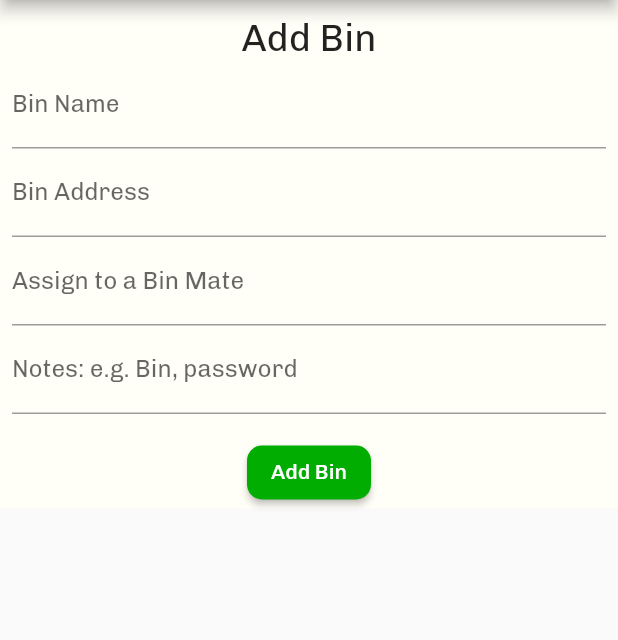
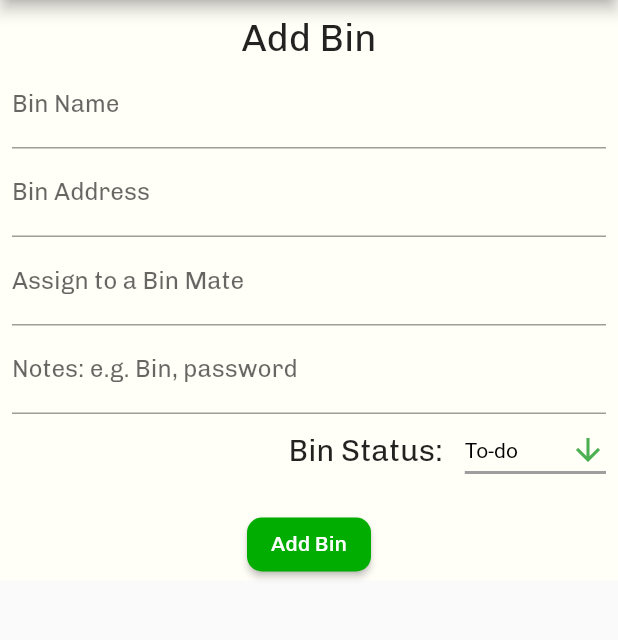
Before and after one commit to Matirix/BinMates, a Flutter app: the AddBinAdmin screen opened by its route, after a tap on "Add Bin", on a phone screen of 412 x 824 dp, the part 90-730 px from its top. Run offline on Flutter 3.47's test engine with Material 2 defaults, Android fonts, the phone set to English and light mode, and no system bars; our stand-ins replace cloud_firestore, firebase_auth, firebase_core, google_maps_flutter; missing offline and left inert: dart:ffi; accounts and stored records are empty; network calls fail.

Commit message:
Finished application

```diff
--- a/lib/addBin.dart
+++ b/lib/addBin.dart
@@ -16,12 +16,18 @@ class AddBinAdmin extends StatefulWidget {
   State<AddBinAdmin> createState() => _AddBinAdminState();
 }
 
+//Drop down menu
+List<String> status = ['To-do', 'In-progress', 'Uploaded', 'Completed'];
+// List<String> status = ['To-x', 'In-', 'x', 'y'];
+
 class _AddBinAdminState extends State<AddBinAdmin> {
   final formKey = GlobalKey<FormState>();
   final _binNameController = TextEditingController();
   final _binAddressController = TextEditingController();
   final _binMateController = TextEditingController();
   final _notesController = TextEditingController();
+
+  String ddValue = status.first;
 
   Future<void> _addBin() async {
     // final isValid = formKey.currentState!.validate();
@@ -32,22 +38,14 @@ class _AddBinAdminState extends State<AddBinAdmin> {
       _binAddressController.text,
     );
 
-    Map<String, dynamic> binInfoMap = {
-      "binName": _binNameController.text,
-      "binAddress": _binAddressController.text,
-      "Lat": latLng!.latitude,
-      "Lng": latLng.longitude,
-      "binMate": _binMateController.text,
-      "notes": _notesController.text,
-    };
-
     MarkerModel binInfo = MarkerModel(
       binName: _binNameController.text,
       binAddress: _binAddressController.text,
-      Lat: latLng.latitude,
+      Lat: latLng!.latitude,
       Lng: latLng.longitude,
       binMate: _binMateController.text,
       notes: _notesController.text,
+      status: ddValue,
     );
 
     try {
@@ -100,6 +98,7 @@ class _AddBinAdminState extends State<AddBinAdmin> {
                         decoration: const InputDecoration(
                           labelText: 'Notes: e.g. Bin, password',
                         )),
+                    statusDropDown(),
                     const SizedBox(
                       height: 15,
                     ),
@@ -120,4 +119,40 @@ class _AddBinAdminState extends State<AddBinAdmin> {
           ],
         ));
   }
+
+  Row statusDropDown() {
+    return Row(mainAxisAlignment: MainAxisAlignment.end, children: <Widget>[
+      const Text(
+        'Bin Status: ',
+        style: TextStyle(
+          fontSize: 20.0,
+        ),
+      ),
+      const SizedBox(
+        width: 10,
+      ),
+      // DROPDOWN OPTIONS
+      DropdownButton<String>(
+        borderRadius: BorderRadius.circular(15),
+        value: ddValue,
+        icon: const Icon(Icons.arrow_downward, color: Colors.green),
+        style: const TextStyle(color: Colors.black),
+        underline: Container(
+          height: 2,
+          color: Colors.grey,
+        ),
+        items: status.map<DropdownMenuItem<String>>((String value) {
+          return DropdownMenuItem(
+            value: value,
+            child: Text(value),
+          );
+        }).toList(),
+        onChanged: (value) {
+          setState(() {
+            ddValue = value!;
+          });
+        },
+      ),
+    ]);
+  }
 }
--- a/lib/clientList.dart
+++ b/lib/clientList.dart
@@ -100,10 +100,10 @@ class CardTemplate extends StatelessWidget {
           // This could be an image over here
           children: const <Widget>[Icon(Icons.person)],
         ),
-        title: Text(marker.binName),
+        title: Text(marker.binAddress),
         subtitle: Row(
             mainAxisAlignment: MainAxisAlignment.spaceBetween,
-            children: <Widget>[Text(marker.binAddress), Text(marker.binName)]),
+            children: <Widget>[Text(marker.binName), Text(marker.status)]),
         trailing: const Icon(Icons.arrow_forward_ios),
         onTap: () {
           // Navigator.pushNamed(context, '/clientDetails', arguments: {
--- a/lib/main.dart
+++ b/lib/main.dart
@@ -47,9 +47,9 @@ class MyApp extends StatelessWidget {
         stream: FirebaseAuth.instance.authStateChanges(),
         builder: (context, snapshot) {
           if (snapshot.hasData) {
-            return const MapScreen();
+            return const NavBar();
           } else {
-            return const NavBar();
+            return const Login();
           }
         },
       ),
--- a/lib/models/marker_model.dart
+++ b/lib/models/marker_model.dart
@@ -9,6 +9,7 @@ class MarkerModel {
   String binName;
   String binMate;
   String notes;
+  String status;
   Marker? marker;
 
   MarkerModel(
@@ -18,6 +19,7 @@ class MarkerModel {
       required this.binName,
       required this.binMate,
       required this.notes,
+      required this.status,
       this.marker});
 
   factory MarkerModel.fromJson(Map<String, dynamic> json) {
@@ -31,6 +33,7 @@ class MarkerModel {
       binName: json['binName'],
       binMate: json['binMate'],
       notes: json['notes'],
+      status: json['status'],
     );
   }
 
@@ -45,6 +48,7 @@ class MarkerModel {
       "binName": binName,
       "binMate": binMate,
       "notes": notes,
+      "status": status,
     };
   }
 }
```
